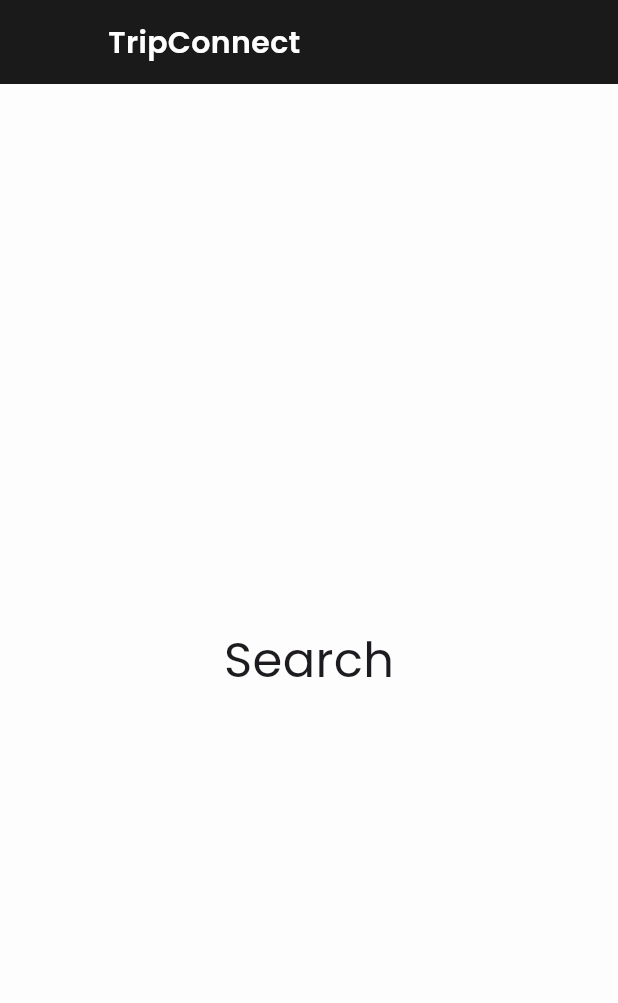
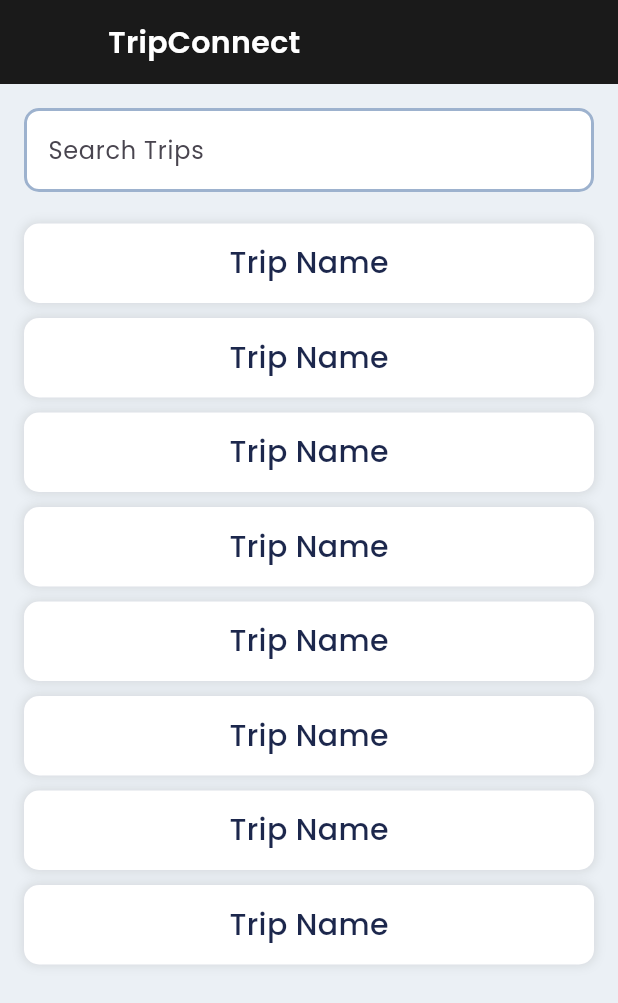
Before and after one commit to dixithsnaik/TripConnect, a Flutter app: the SearchScreen screen opened directly, on a phone screen of 412 x 824 dp. Shown: the top 1003 px of the screen. Run offline on Flutter 3.47's test engine with Material 3 defaults, Android fonts, the phone set to English and light mode, and no system bars; our stand-ins replace dio, firebase_auth, firebase_core, flutter_dotenv, flutter_svg, fluttertoast and 6 more; accounts and stored records are empty.

Commit message:
working maps

```diff
--- a/lib/all_bindings.dart
+++ b/lib/all_bindings.dart
@@ -1,6 +1,7 @@
 import 'package:get/get.dart';
 import 'package:trip_connect/controllers/bottom_navbar_controller.dart';
 import 'package:trip_connect/controllers/home_controller.dart';
+import 'package:trip_connect/controllers/map_controller.dart';
 import 'package:trip_connect/controllers/navigation_controller.dart';
 import 'package:trip_connect/controllers/signin_controller.dart';
 
@@ -11,5 +12,6 @@ class AllBindings implements Bindings {
     Get.lazyPut<NavigationController>(() => NavigationController());
     Get.lazyPut<HomeController>(() => HomeController());
     Get.lazyPut<BottomNavbarController>(() => BottomNavbarController());
+    Get.lazyPut<MapController>(() => MapController());
   }
 }
--- a/lib/controllers/bottom_navbar_controller.dart
+++ b/lib/controllers/bottom_navbar_controller.dart
@@ -11,7 +11,7 @@ class BottomNavbarController extends GetxController {
     SearchScreen(),
     ChatScreen(),
     ProfileScreen(),
-    CreateTripScreen(),
+
   ];
 
   RxInt bottamBarActiveIndex = 0.obs;
--- a/lib/controllers/home_controller.dart
+++ b/lib/controllers/home_controller.dart
@@ -5,127 +5,11 @@ class HomeController extends GetxController {
   RxBool isGroupTab = true.obs;
 
   late GoogleMapController _controller;
-
-  final String _mapStyle = '''[
-  {
-    "elementType": "geometry",
-    "stylers": [
-      {
-        "color": "#e0e0e0"  // Grey for all land areas and buildings
-      }
-    ]
-  },
-  {
-    "elementType": "labels.icon",
-    "stylers": [
-      {
-        "visibility": "off"  // Hide icons for a cleaner look
-      }
-    ]
-  },
-  {
-    "elementType": "labels.text.fill",
-    "stylers": [
-      {
-        "color": "#757575"  // Grey for text labels
-      }
-    ]
-  },
-  {
-    "elementType": "labels.text.stroke",
-    "stylers": [
-      {
-        "color": "#ffffff"  // White stroke for text labels
-      }
-    ]
-  },
-  {
-    "featureType": "administrative",
-    "elementType": "geometry.fill",
-    "stylers": [
-      {
-        "color": "#d6d6d6"  // Light grey for administrative areas
-      }
-    ]
-  },
-  {
-    "featureType": "poi",
-    "elementType": "geometry",
-    "stylers": [
-      {
-        "color": "#cccccc"  // Grey for points of interest and buildings
-      }
-    ]
-  },
-  {
-    "featureType": "road",
-    "elementType": "geometry",
-    "stylers": [
-      {
-        "color": "#ffffff"  // White for all roads
-      }
-    ]
-  },
-  {
-    "featureType": "road.arterial",
-    "elementType": "geometry",
-    "stylers": [
-      {
-        "color": "#ffffff"  // White for major arterial roads
-      }
-    ]
-  },
-  {
-    "featureType": "road.highway",
-    "elementType": "geometry",
-    "stylers": [
-      {
-        "color": "#ffffff"  // White for highways
-      }
-    ]
-  },
-  {
-    "featureType": "road.local",
-    "elementType": "geometry",
-    "stylers": [
-      {
-        "color": "#ffffff"  // White for local roads
-      }
-    ]
-  },
-  {
-    "featureType": "transit",
-    "elementType": "geometry",
-    "stylers": [
-      {
-        "color": "#e0e0e0"  // Grey for transit lines and stations
-      }
-    ]
-  },
-  {
-    "featureType": "water",
-    "elementType": "geometry",
-    "stylers": [
-      {
-        "color": "#aacffa"  // Light blue for water
-      }
-    ]
-  }
-]''';
-
   GoogleMapController? mapController;
-
-  void setMapStyle(GoogleMapController controller) {
-    mapController = controller; // Store the controller instance
-    mapController!.setMapStyle(_mapStyle); // Apply map style
-  }
-
   void moveToPosition(LatLng target) {
     if (mapController != null) {
       mapController!.animateCamera(
           CameraUpdate.newLatLng(target)); // Move camera to the target position
     }
   }
-
-
 }
--- /dev/null
+++ b/lib/controllers/map_controller.dart
@@ -0,0 +1,120 @@
+import 'package:get/get.dart';
+import 'package:google_maps_flutter/google_maps_flutter.dart';
+
+class MapController extends GetxController {
+  final String _mapStyle = '''[
+  {
+    "elementType": "geometry",
+    "stylers": [
+      {
+        "color": "#e0e0e0"  // Grey for all land areas and buildings
+      }
+    ]
+  },
+  {
+    "elementType": "labels.icon",
+    "stylers": [
+      {
+        "visibility": "off"  // Hide icons for a cleaner look
+      }
+    ]
+  },
+  {
+    "elementType": "labels.text.fill",
+    "stylers": [
+      {
+        "color": "#757575"  // Grey for text labels
+      }
+    ]
+  },
+  {
+    "elementType": "labels.text.stroke",
+    "stylers": [
+      {
+        "color": "#ffffff"  // White stroke for text labels
+      }
+    ]
+  },
+  {
+    "featureType": "administrative",
+    "elementType": "geometry.fill",
+    "stylers": [
+      {
+        "color": "#d6d6d6"  // Light grey for administrative areas
+      }
+    ]
+  },
+  {
+    "featureType": "poi",
+    "elementType": "geometry",
+    "stylers": [
+      {
+        "color": "#cccccc"  // Grey for points of interest and buildings
+      }
+    ]
+  },
+  {
+    "featureType": "road",
+    "elementType": "geometry",
+    "stylers": [
+      {
+        "color": "#ffffff"  // White for all roads
+      }
+    ]
+  },
+  {
+    "featureType": "road.arterial",
+    "elementType": "geometry",
+    "stylers": [
+      {
+        "color": "#ffffff"  // White for major arterial roads
+      }
+    ]
+  },
+  {
+    "featureType": "road.highway",
+    "elementType": "geometry",
+    "stylers": [
+      {
+        "color": "#ffffff"  // White for highways
+      }
+    ]
+  },
+  {
+    "featureType": "road.local",
+    "elementType": "geometry",
+    "stylers": [
+      {
+        "color": "#ffffff"  // White for local roads
+      }
+    ]
+  },
+  {
+    "featureType": "transit",
+    "elementType": "geometry",
+    "stylers": [
+      {
+        "color": "#e0e0e0"  // Grey for transit lines and stations
+      }
+    ]
+  },
+  {
+    "featureType": "water",
+    "elementType": "geometry",
+    "stylers": [
+      {
+        "color": "#aacffa"  // Light blue for water
+      }
+    ]
+  }
+]''';
+
+  GoogleMapController? mapController;
+
+  void setMapStyle(GoogleMapController controller) {
+    mapController = controller; // Store the controller instance
+    mapController!.setMapStyle(_mapStyle); // Apply map style
+  }
+
+
+}
--- a/lib/controllers/navigation_controller.dart
+++ b/lib/controllers/navigation_controller.dart
@@ -3,6 +3,7 @@ import 'package:flutter/material.dart';
 import 'package:get/get.dart';
 import 'package:trip_connect/pages/auth_app/sign_up_page.dart';
 import 'package:trip_connect/pages/bottom_bar/app_layout.dart';
+import 'package:trip_connect/pages/create_trip_app/create_trip_screen.dart';
 import 'package:trip_connect/pages/home_app/home_screen.dart';
 import 'package:trip_connect/pages/user_register_app.dart/get_details_screen.dart';
 
@@ -31,9 +32,11 @@ class NavigationController extends GetxController {
           ),
         );
       case '/home_screen':
-        return MaterialPageRoute(builder: (_) => HomeScreen());
+        return MaterialPageRoute(builder: (_) => const HomeScreen());
       case '/onboarding_screen':
         return MaterialPageRoute(builder: (_) => GetDetailsScreen());
+      case '/create_trip_select_locations':
+        return MaterialPageRoute(builder: (_) =>  CreateTripScreen());
       default:
         return MaterialPageRoute(builder: (_) => const SignupPage());
     }
--- a/lib/globle/const/apis.dart
+++ b/lib/globle/const/apis.dart
@@ -1,3 +1,8 @@
+import 'package:flutter_dotenv/flutter_dotenv.dart';
+
+String googleApi =
+    "https://places.googleapis.com/v1/places/GyuEmsRBfy61i59si0?fields=addressComponents&key=${dotenv.env['MAPS_API_KEY']}";
+
 String baseUrl = "";
 String authGoogle = '$baseUrl/Link/auth/google/';
 String authApple = '$baseUrl/Link/auth/apple/';
--- a/lib/pages/bottom_bar/bottom_bar.dart
+++ b/lib/pages/bottom_bar/bottom_bar.dart
@@ -97,6 +97,7 @@ class BottomNavItem extends StatelessWidget {
           ),
           width: 60,
           child: Column(
+            crossAxisAlignment: CrossAxisAlignment.center,
             mainAxisAlignment: MainAxisAlignment.center,
             children: [
               SvgPicture.asset(
--- a/lib/pages/home_app/home_screen.dart
+++ b/lib/pages/home_app/home_screen.dart
@@ -3,6 +3,7 @@ import 'package:flutter_svg/flutter_svg.dart';
 import 'package:get/get.dart';
 import 'package:google_fonts/google_fonts.dart';
 import 'package:google_maps_flutter/google_maps_flutter.dart';
+import 'package:trip_connect/controllers/map_controller.dart';
 import 'package:trip_connect/controllers/signin_controller.dart';
 import 'package:trip_connect/globle/pallet.dart';
 import 'package:trip_connect/controllers/home_controller.dart';
@@ -17,6 +18,7 @@ class HomeScreen extends StatefulWidget {
 class _HomeScreenState extends State<HomeScreen> {
   final SignInController signInController = Get.find();
   final HomeController homeController = Get.find();
+  final MapController mapController = Get.find();
 
   final LatLng _pGooglePlex = const LatLng(37.4223, -122.0848);
   final LatLng _pApplePark = const LatLng(37.3346, -122.0090);
@@ -78,7 +80,7 @@ class _HomeScreenState extends State<HomeScreen> {
             }
 
             return GoogleMap(
-              onMapCreated: homeController.setMapStyle,
+              onMapCreated: mapController.setMapStyle,
               initialCameraPosition:
                   CameraPosition(target: _pGooglePlex, zoom: 13),
               zoomControlsEnabled: false,
--- a/lib/pages/search_app/search_screen.dart
+++ b/lib/pages/search_app/search_screen.dart
@@ -1,5 +1,4 @@
 import 'package:flutter/material.dart';
-import 'package:flutter_svg/svg.dart';
 import 'package:google_fonts/google_fonts.dart';
 import 'package:trip_connect/globle/pallet.dart';
 
@@ -9,12 +8,88 @@ class SearchScreen extends StatelessWidget {
   @override
   Widget build(BuildContext context) {
     return Scaffold(
+      backgroundColor: secondaryColor.withOpacity(0.2),
       appBar: appBar(),
-      body: const Center(
-        child: Text(
-          "Search",
-          style: TextStyle(
-            fontSize: 32,
+      body: SingleChildScrollView(
+        scrollDirection: Axis.vertical,
+        child: Padding(
+          padding: const EdgeInsets.symmetric(horizontal: 16).copyWith(top: 16),
+          child: Column(
+            children: [
+              searchTextField(),
+              const SizedBox(height: 16),
+              Column(
+                children: List.generate(
+                  8,
+                  (index) => tripCard(),
+                ),
+              ),
+              const SizedBox(height: 120),
+            ],
+          ),
+        ),
+      ),
+    );
+  }
+
+  Container tripCard() {
+    return Container(
+      margin: const EdgeInsets.symmetric(vertical: 5),
+      padding: const EdgeInsets.symmetric(horizontal: 10, vertical: 12),
+      decoration: BoxDecoration(
+        color: whiteColor,
+        borderRadius: BorderRadius.circular(10),
+        boxShadow: [
+          BoxShadow(
+            color: blackColor.withOpacity(0.1),
+            spreadRadius: 1,
+            blurRadius: 5,
+            offset: Offset(0, 0),
+          ),
+        ],
+      ),
+      width: double.infinity,
+      child: Column(
+        children: [
+          Text(
+            "Trip Name",
+            style: GoogleFonts.poppins(
+              fontSize: 20,
+              fontWeight: FontWeight.w500,
+              color: primaryTextColor,
+            ),
+          ),
+        ],
+      ),
+    );
+  }
+
+  TextField searchTextField() {
+    return TextField(
+      decoration: InputDecoration(
+        fillColor: whiteColor,
+        focusColor: whiteColor,
+        filled: true,
+        hintText: "Search Trips",
+        border: OutlineInputBorder(
+          borderRadius: BorderRadius.circular(10),
+          borderSide: const BorderSide(
+            color: secondaryColor,
+            width: 2,
+          ),
+        ),
+        enabledBorder: OutlineInputBorder(
+          borderRadius: BorderRadius.circular(10),
+          borderSide: const BorderSide(
+            color: secondaryColor,
+            width: 2,
+          ),
+        ),
+        focusedBorder: OutlineInputBorder(
+          borderRadius: BorderRadius.circular(10),
+          borderSide: const BorderSide(
+            color: secondaryColor,
+            width: 2,
           ),
         ),
       ),
@@ -36,19 +111,6 @@ class SearchScreen extends StatelessWidget {
           color: whiteColor,
         ),
       ),
-      actions: [
-        // Padding(
-        //   padding: const EdgeInsets.only(right: 16, bottom: 6),
-        //   child: CircleAvatar(
-        //     radius: 18,
-        //     backgroundColor: secondaryColor,
-        //     child: SvgPicture.asset(
-        //       'assets/icons/notification-bell-new.svg',
-        //       height: 22,
-        //     ),
-        //   ),
-        // ),
-      ],
     );
   }
 }
--- a/pubspec.yaml
+++ b/pubspec.yaml
@@ -46,6 +46,7 @@ dependencies:
   dio: ^5.7.0
   get_storage: ^2.1.1
   google_maps_flutter: ^2.9.0
+  flutter_dotenv: ^5.2.1
 
 dev_dependencies:
   flutter_test:
```
Also changed, not shown: lib/main.dart (+10 -2 lines), lib/pages/bottom_bar/app_layout.dart (+14 -8 lines), lib/pages/create_trip_app/create_trip_screen.dart (+36 -40 lines), assets/icons/bottom_bar/selected/search.svg, pubspec.lock, 1 other file.
